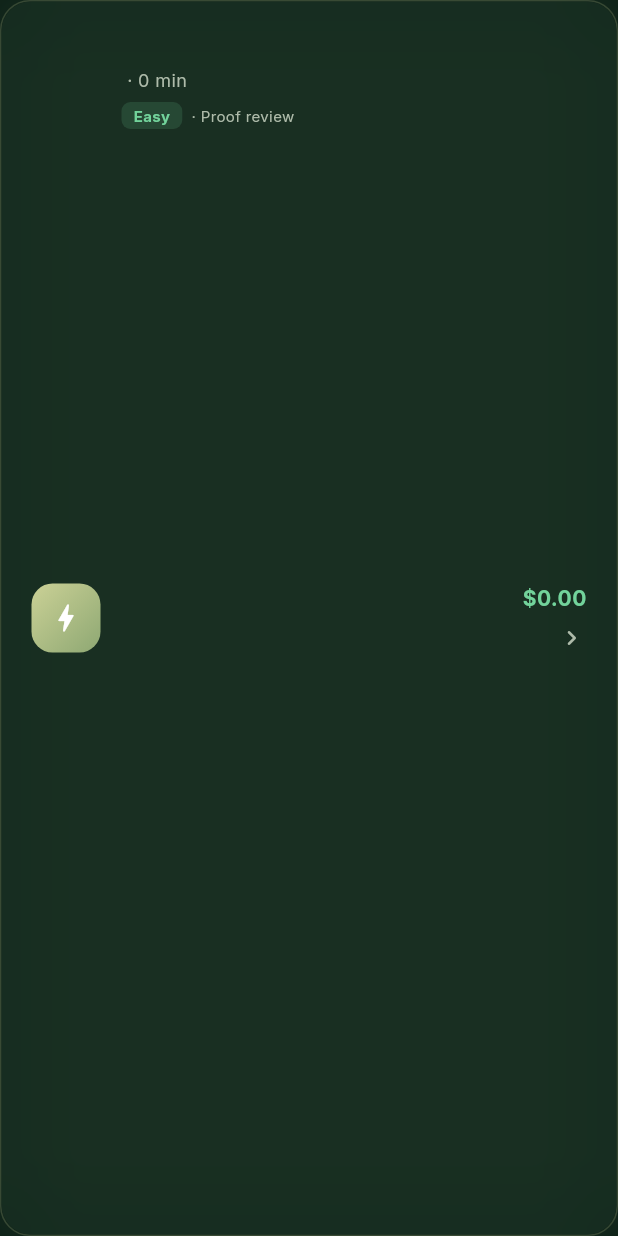
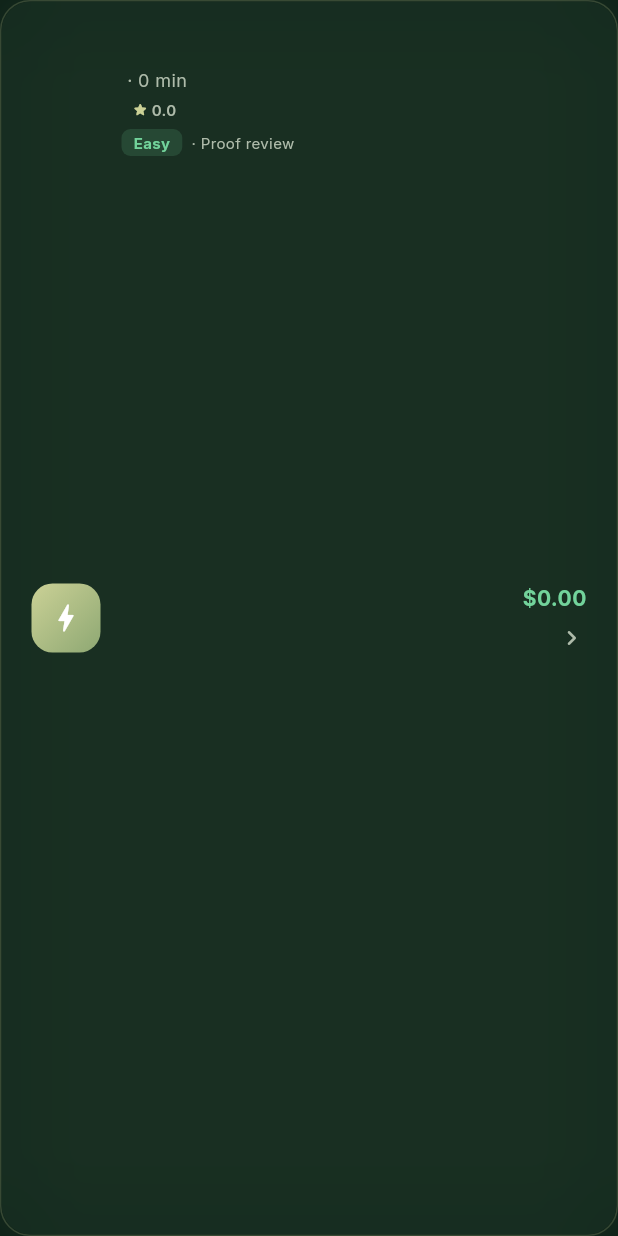
Before and after one commit to veerex758/negosmint, a Flutter app: the TaskCard widget shown alone on an empty page, opened directly with empty values, on a phone screen of 412 x 824 dp. Run offline on Flutter 3.47's test engine with Material 3 defaults, Android fonts, the phone set to English and light mode, and no system bars; our stand-ins replace fl_chart, google_fonts, share_plus, supabase_flutter; missing offline and left inert: flutter_stripe; accounts and stored records are empty.

Commit message:
Add trust metadata to task cards

```diff
--- a/lib/core/widgets/task_card.dart
+++ b/lib/core/widgets/task_card.dart
@@ -83,6 +83,39 @@
             const SizedBox(height: 4),
             Text('${task.category} · ${task.minutes} min', style: const TextStyle(
               color: AppColors.textSecondary, fontSize: 12)),
+            if (task.advertiserName != null || task.advertiserRating != null) ...[
+              const SizedBox(height: 4),
+              Row(
+                children: [
+                  if (task.advertiserName != null)
+                    Flexible(
+                      child: Text(
+                        task.advertiserName!,
+                        maxLines: 1,
+                        overflow: TextOverflow.ellipsis,
+                        style: const TextStyle(
+                          color: AppColors.textSecondary,
+                          fontSize: 10,
+                        ),
+                      ),
+                    ),
+                  if (task.advertiserRating != null) ...[
+                    const SizedBox(width: 7),
+                    const Icon(Icons.star_rounded,
+                        size: 11, color: AppColors.highlight),
+                    const SizedBox(width: 2),
+                    Text(
+                      task.advertiserRating!.toStringAsFixed(1),
+                      style: const TextStyle(
+                        color: AppColors.textSecondary,
+                        fontSize: 10,
+                        fontWeight: FontWeight.w600,
+                      ),
+                    ),
+                  ],
+                ],
+              ),
+            ],
             const SizedBox(height: 6),
             Row(children: [
               Container(
```
